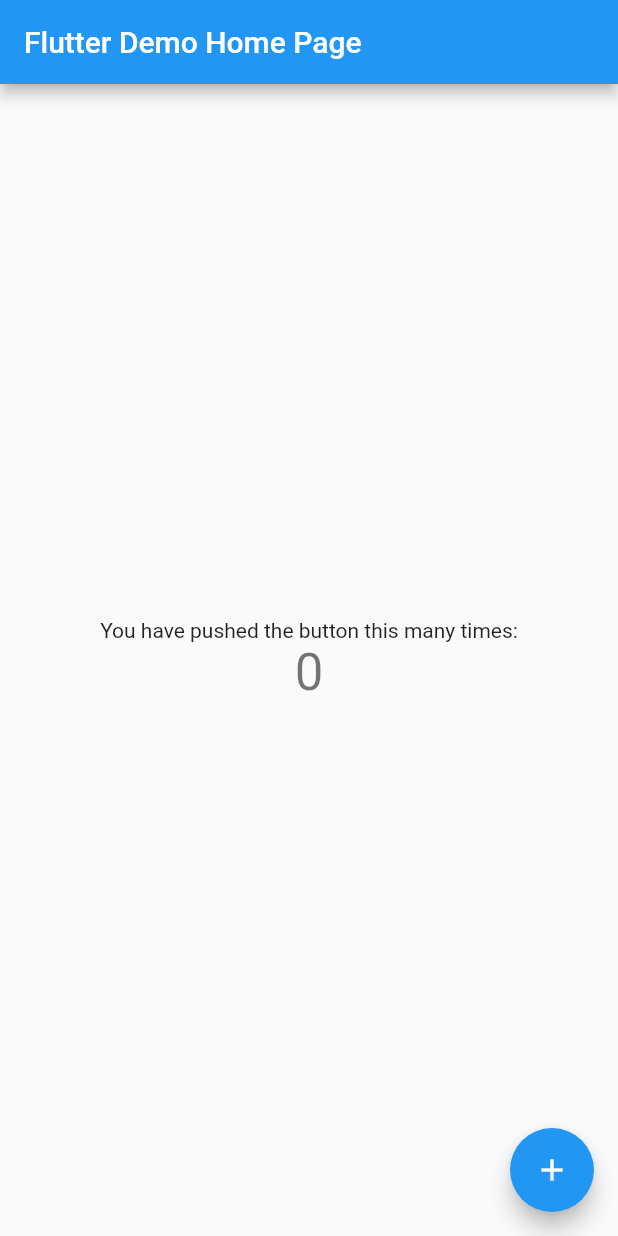
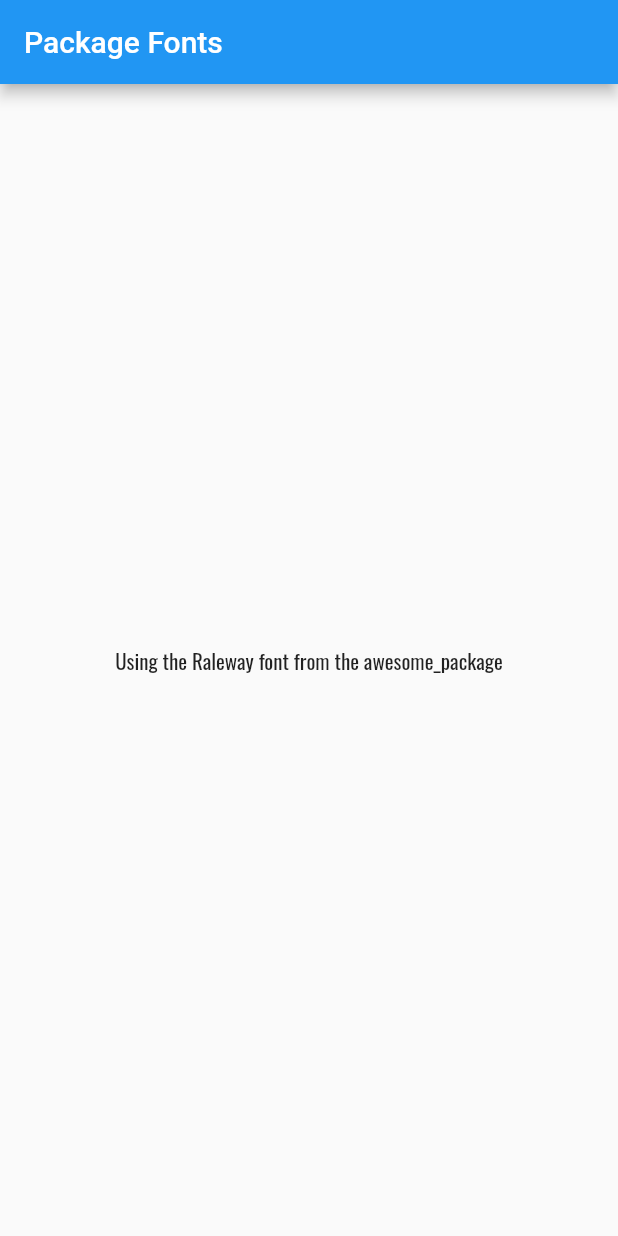
Before and after one commit to Delightfully-Nerdy/fonts, a Flutter app: the screen it shows after launch, on a phone screen of 412 x 824 dp. Run offline on Flutter 3.47's test engine with Material 2 defaults, Android fonts, the phone set to English and light mode, and no system bars; our stand-ins replace google_fonts.

Commit message:
final commit

```diff
--- a/lib/main.dart
+++ b/lib/main.dart
@@ -1,113 +1,31 @@
 import 'package:flutter/material.dart';
+import 'package:google_fonts/google_fonts.dart';
 
-void main() {
-  runApp(MyApp());
-}
+void main() => runApp(MyApp());
 
 class MyApp extends StatelessWidget {
-  // This widget is the root of your application.
   @override
   Widget build(BuildContext context) {
     return MaterialApp(
-      title: 'Flutter Demo',
-      theme: ThemeData(
-        // This is the theme of your application.
-        //
-        // Try running your application with "flutter run". You'll see the
-        // application has a blue toolbar. Then, without quitting the app, try
-        // changing the primarySwatch below to Colors.green and then invoke
-        // "hot reload" (press "r" in the console where you ran "flutter run",
-        // or simply save your changes to "hot reload" in a Flutter IDE).
-        // Notice that the counter didn't reset back to zero; the application
-        // is not restarted.
-        primarySwatch: Colors.blue,
-      ),
-      home: MyHomePage(title: 'Flutter Demo Home Page'),
+      title: 'Package Fonts',
+      home: MyHomePage(),
     );
   }
 }
 
-class MyHomePage extends StatefulWidget {
-  MyHomePage({Key key, this.title}) : super(key: key);
-
-  // This widget is the home page of your application. It is stateful, meaning
-  // that it has a State object (defined below) that contains fields that affect
-  // how it looks.
-
-  // This class is the configuration for the state. It holds the values (in this
-  // case the title) provided by the parent (in this case the App widget) and
-  // used by the build method of the State. Fields in a Widget subclass are
-  // always marked "final".
-
-  final String title;
-
-  @override
-  _MyHomePageState createState() => _MyHomePageState();
-}
-
-class _MyHomePageState extends State<MyHomePage> {
-  int _counter = 0;
-
-  void _incrementCounter() {
-    setState(() {
-      // This call to setState tells the Flutter framework that something has
-      // changed in this State, which causes it to rerun the build method below
-      // so that the display can reflect the updated values. If we changed
-      // _counter without calling setState(), then the build method would not be
-      // called again, and so nothing would appear to happen.
-      _counter++;
-    });
-  }
-
+class MyHomePage extends StatelessWidget {
   @override
   Widget build(BuildContext context) {
-    // This method is rerun every time setState is called, for instance as done
-    // by the _incrementCounter method above.
-    //
-    // The Flutter framework has been optimized to make rerunning build methods
-    // fast, so that you can just rebuild anything that needs updating rather
-    // than having to individually change instances of widgets.
     return Scaffold(
-      appBar: AppBar(
-        // Here we take the value from the MyHomePage object that was created by
-        // the App.build method, and use it to set our appbar title.
-        title: Text(widget.title),
-      ),
+      // The AppBar uses the app-default font.
+      appBar: AppBar(title: Text('Package Fonts')),
       body: Center(
-        // Center is a layout widget. It takes a single child and positions it
-        // in the middle of the parent.
-        child: Column(
-          // Column is also a layout widget. It takes a list of children and
-          // arranges them vertically. By default, it sizes itself to fit its
-          // children horizontally, and tries to be as tall as its parent.
-          //
-          // Invoke "debug painting" (press "p" in the console, choose the
-          // "Toggle Debug Paint" action from the Flutter Inspector in Android
-          // Studio, or the "Toggle Debug Paint" command in Visual Studio Code)
-          // to see the wireframe for each widget.
-          //
-          // Column has various properties to control how it sizes itself and
-          // how it positions its children. Here we use mainAxisAlignment to
-          // center the children vertically; the main axis here is the vertical
-          // axis because Columns are vertical (the cross axis would be
-          // horizontal).
-          mainAxisAlignment: MainAxisAlignment.center,
-          children: <Widget>[
-            Text(
-              'You have pushed the button this many times:',
-            ),
-            Text(
-              '$_counter',
-              style: Theme.of(context).textTheme.headline4,
-            ),
-          ],
+        // This Text widget uses the Raleway font.
+        child: Text(
+          'Using the Raleway font from the awesome_package',
+          style: GoogleFonts.oswald(),
         ),
       ),
-      floatingActionButton: FloatingActionButton(
-        onPressed: _incrementCounter,
-        tooltip: 'Increment',
-        child: Icon(Icons.add),
-      ), // This trailing comma makes auto-formatting nicer for build methods.
     );
   }
 }
--- a/pubspec.yaml
+++ b/pubspec.yaml
@@ -28,6 +28,7 @@ dependencies:
   # The following adds the Cupertino Icons font to your application.
   # Use with the CupertinoIcons class for iOS style icons.
   cupertino_icons: ^1.0.2
+  google_fonts: ^2.0.0
 
 dev_dependencies:
   flutter_test:
@@ -37,6 +38,7 @@ dev_dependencies:
 # following page: https://dart.dev/tools/pub/pubspec
 
 # The following section is specific to Flutter.
+
 flutter:
 
   # The following line ensures that the Material Icons font is
```
Also changed, not shown: pubspec.lock.
